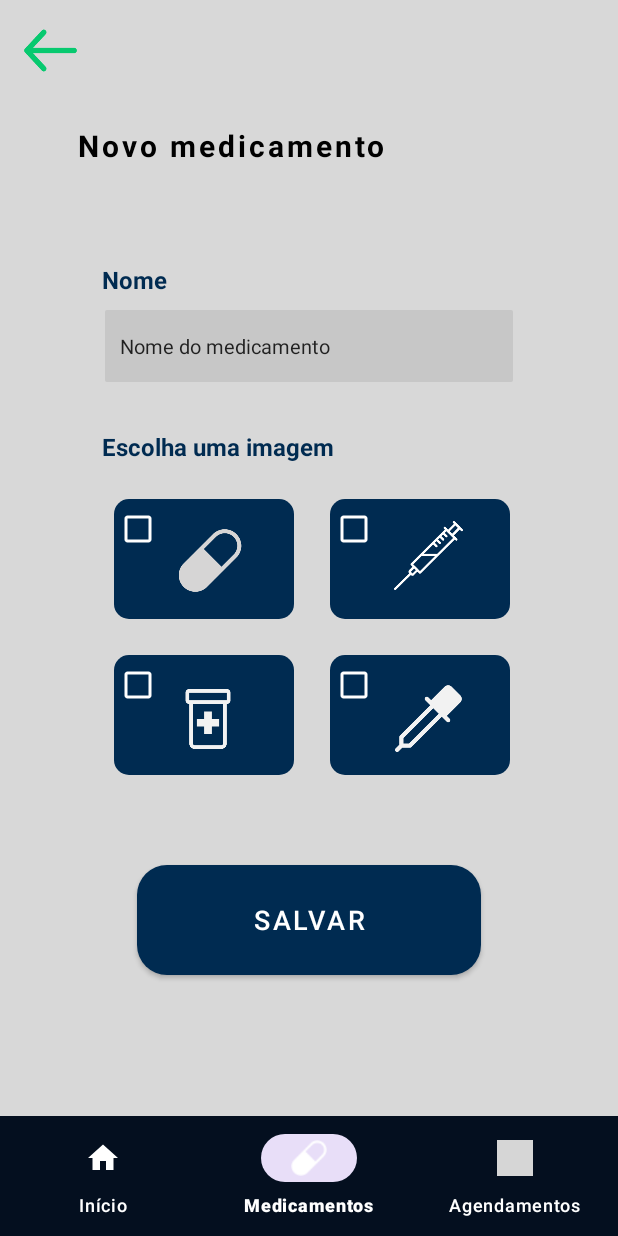
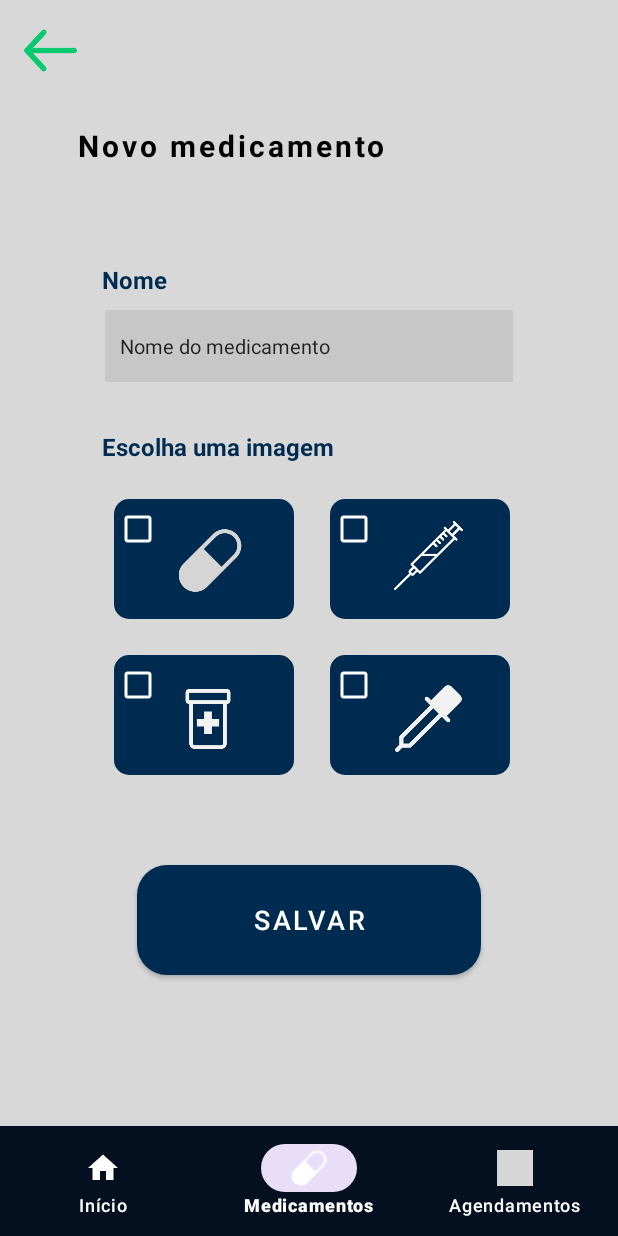
Before and after one commit to nathazz/MedTime, an Android app: the NovoMedicamentoActivity screen opened directly, with no data from a screen before it, on a phone screen of 412 x 824 dp. Run offline under Robolectric (Android 15) with nearby library versions, the phone set to English and light mode, and no system bars; grey boxes are pictures that could not be loaded.

Commit message:
#Lógica animação ButtonBar + ajuste no height🤓

```diff
--- a/app/src/main/java/com/example/medtime/controller/MainActivity.kt
+++ b/app/src/main/java/com/example/medtime/controller/MainActivity.kt
@@ -30,6 +30,7 @@ class MainActivity : AppCompatActivity() {
 
         val bottomBar = binding.bottomBar
 
+
         bottomBar.setOnNavigationItemSelectedListener { menuItem ->
             when (menuItem.itemId) {
                 R.id.medicamentos -> {
--- a/app/src/main/res/layout/activity_agendamento.xml
+++ b/app/src/main/res/layout/activity_agendamento.xml
@@ -12,7 +12,7 @@
     <com.google.android.material.bottomnavigation.BottomNavigationView
         android:id="@+id/bottomBar"
         android:layout_width="match_parent"
-        android:layout_height="wrap_content"
+        android:layout_height="73dp"
         app:menu="@menu/menu"
         android:background="@color/azul_escuro"
         app:itemTextColor="@color/white"
--- a/app/src/main/res/layout/activity_main.xml
+++ b/app/src/main/res/layout/activity_main.xml
@@ -11,7 +11,7 @@
     <com.google.android.material.bottomnavigation.BottomNavigationView
         android:id="@+id/bottomBar"
         android:layout_width="match_parent"
-        android:layout_height="wrap_content"
+        android:layout_height="73dp"
         app:menu="@menu/menu"
         android:background="@color/azul_escuro"
         app:itemTextColor="@color/white"
--- a/app/src/main/res/layout/activity_med_cadastrados.xml
+++ b/app/src/main/res/layout/activity_med_cadastrados.xml
@@ -20,7 +20,7 @@
     <com.google.android.material.bottomnavigation.BottomNavigationView
         android:id="@+id/bottomBar"
         android:layout_width="match_parent"
-        android:layout_height="wrap_content"
+        android:layout_height="73dp"
         app:menu="@menu/menu"
         android:background="@color/azul_escuro"
         app:itemTextColor="@color/white"
--- a/app/src/main/res/layout/activity_novo_medicamento.xml
+++ b/app/src/main/res/layout/activity_novo_medicamento.xml
@@ -11,7 +11,7 @@
     <com.google.android.material.bottomnavigation.BottomNavigationView
         android:id="@+id/bottomBar"
         android:layout_width="match_parent"
-        android:layout_height="wrap_content"
+        android:layout_height="73dp"
         app:menu="@menu/menu"
         android:background="@color/azul_escuro"
         app:itemTextColor="@color/white"
```
